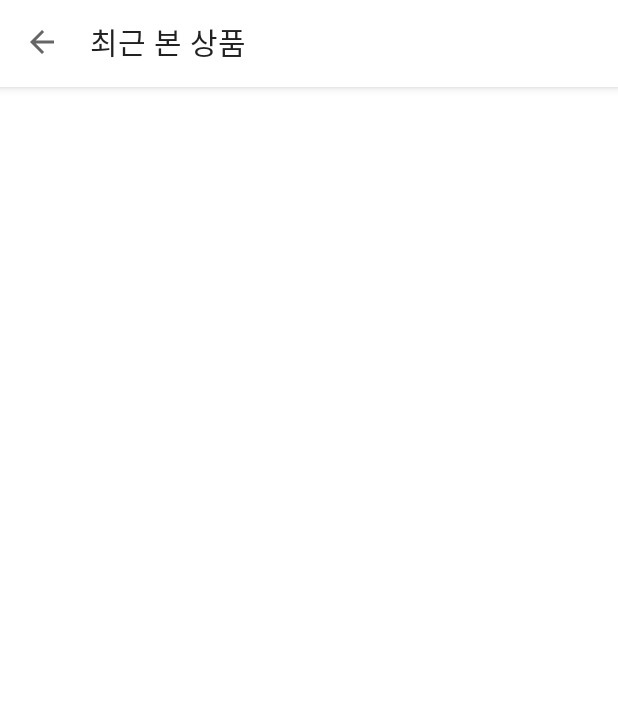
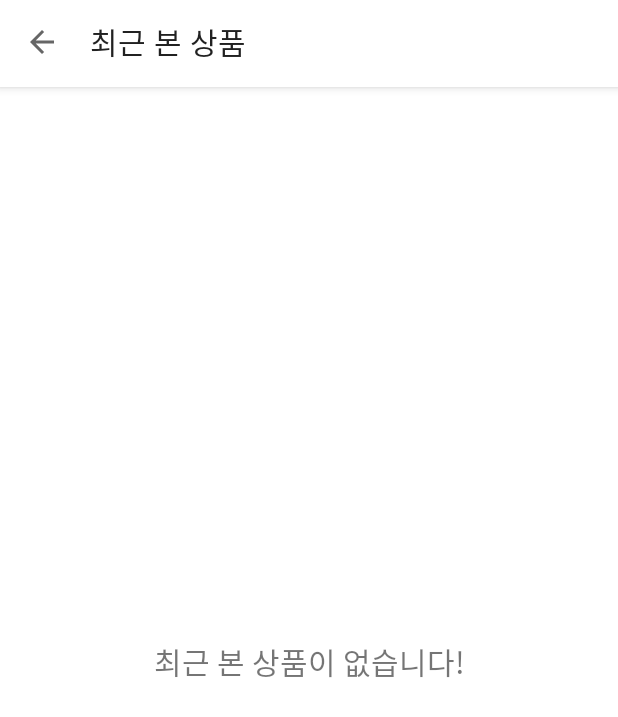
Before and after one commit to Parkduksung/ToySSG, an Android app: the screen it shows after launch (HomeActivity), after a tap on "최근 본 상품", on a phone screen of 412 x 824 dp. Shown: the top 717 px of the screen. Run offline under Robolectric (Android 15) with nearby library versions, the phone set to English and light mode, and no system bars; our stand-ins replace Dagger/Hilt's generated code, Room's generated code, data binding.

Commit message:
[feature] 최근 본 상품 없을때의 화면 표시.

```diff
--- a/app/src/main/java/com/example/toyssg/ui/HomeActivity.kt
+++ b/app/src/main/java/com/example/toyssg/ui/HomeActivity.kt
@@ -66,6 +66,10 @@ class HomeActivity : BaseActivity<HomeActBinding>(R.layout.home_act) {
             is HomeViewModel.HomeViewState.Error -> {
                 Toast.makeText(this, viewState.message, Toast.LENGTH_SHORT).show()
             }
+
+            is HomeViewModel.HomeViewState.DeleteCurrentItem -> {
+                homeViewModel.isExistCurrentItemList()
+            }
         }
     }
 }
--- a/app/src/main/java/com/example/toyssg/ui/SSGCurrentFragment.kt
+++ b/app/src/main/java/com/example/toyssg/ui/SSGCurrentFragment.kt
@@ -4,6 +4,7 @@ import android.os.Bundle
 import android.util.Log
 import android.view.MenuItem
 import android.view.View
+import androidx.core.view.isVisible
 import androidx.fragment.app.activityViewModels
 import com.example.toyssg.R
 import com.example.toyssg.api.response.SSGItem
@@ -65,12 +66,30 @@ class SSGCurrentFragment : BaseFragment<CurrentFrgBinding>(R.layout.current_frg)
     private fun onChangedViewState(viewState: HomeViewModel.HomeViewState) {
         when (viewState) {
             is HomeViewModel.HomeViewState.GetCurrentItemList -> {
+                toggleViewChange(isHasCurrentItem = true)
                 currentAdapter.addAll(viewState.list)
             }
 
             is HomeViewModel.HomeViewState.DeleteCurrentItem -> {
                 currentAdapter.removeItem(viewState.item)
             }
+
+            is HomeViewModel.HomeViewState.EmptyCurrentItem -> {
+                toggleViewChange(isHasCurrentItem = false)
+                binding.tvEmptyContent.bringToFront()
+            }
+        }
+    }
+
+    private fun toggleViewChange(isHasCurrentItem: Boolean) {
+
+        with(binding) {
+            rvCurrent.isVisible = isHasCurrentItem
+            tvEmptyContent.isVisible = !isHasCurrentItem
+
+            if (!isHasCurrentItem) {
+                tvEmptyContent.bringToFront()
+            }
         }
     }
 }
--- a/app/src/main/res/layout/current_frg.xml
+++ b/app/src/main/res/layout/current_frg.xml
@@ -10,6 +10,14 @@
         android:layout_width="match_parent"
         android:layout_height="match_parent">
 
+        <TextView
+            android:id="@+id/tv_empty_content"
+            android:layout_width="match_parent"
+            android:layout_height="match_parent"
+            android:gravity="center"
+            android:text="@string/empty_current"
+            android:textSize="20sp" />
+
         <androidx.recyclerview.widget.RecyclerView
             android:id="@+id/rv_current"
             android:layout_width="match_parent"
--- a/app/src/main/res/values/strings.xml
+++ b/app/src/main/res/values/strings.xml
@@ -2,4 +2,5 @@
     <string name="app_name">ToySSG</string>
     <string name="current_view">최근 본 상품</string>
     <string name="detail_view">상세화면</string>
+    <string name="empty_current">최근 본 상품이 없습니다!</string>
 </resources>
```
